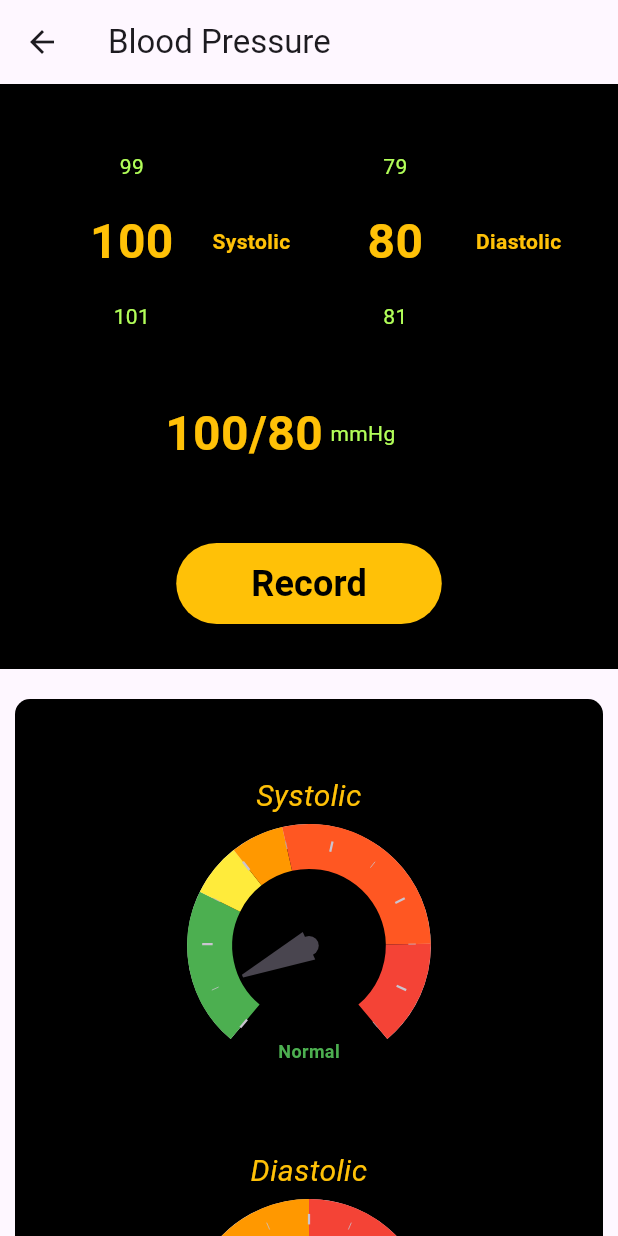
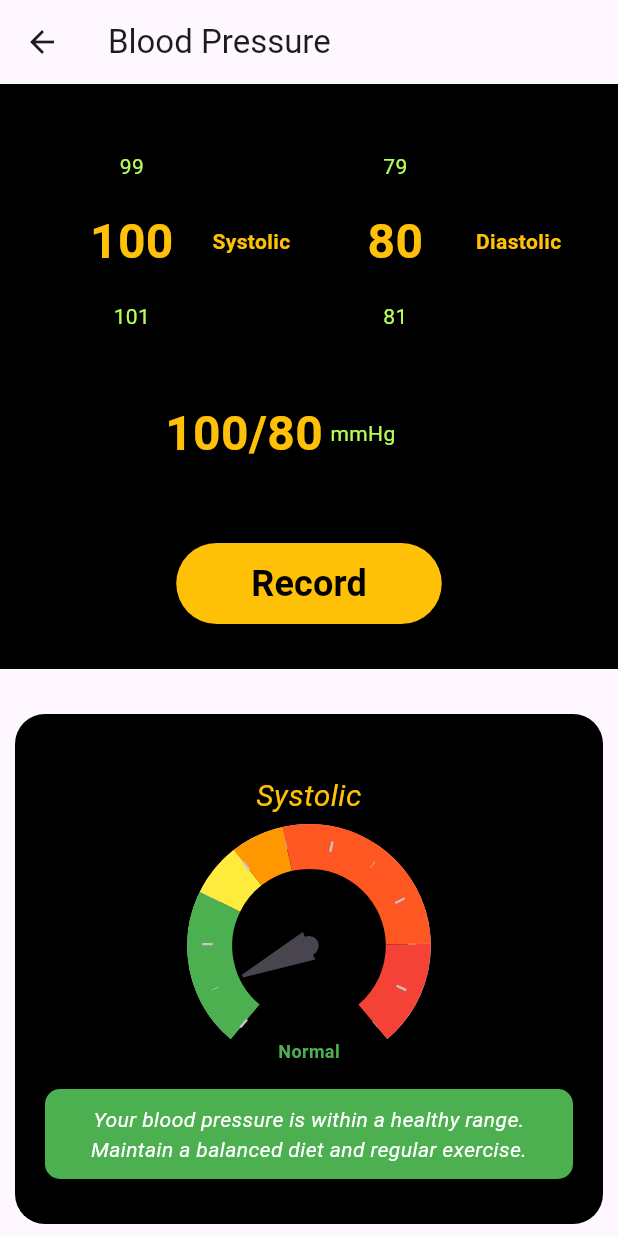
Before and after one commit to JEDIWONG/Flutter-Mobile-App-HealthMatrix, a Flutter app: the BloodPressure screen opened directly, on a phone screen of 412 x 824 dp. Run offline on Flutter 3.47's test engine with Material 3 defaults, Android fonts, the phone set to English and light mode, and no system bars; drawn by our look-alikes of numberpicker, syncfusion_flutter_gauges; our stand-ins replace pedometer, percent_indicator, permission_handler, smooth_page_indicator.

Commit message:
update and fixes

```diff
--- a/lib/screen/blood_pressure.dart
+++ b/lib/screen/blood_pressure.dart
@@ -8,14 +8,14 @@ class BloodPressure extends StatelessWidget {
   @override
   Widget build(BuildContext context) {
     return Scaffold(
-      appBar: AppBar(title: const Text("Blood Pressure"),),
+      appBar: AppBar(title: const Text("Blood Pressure")),
       body: const SingleChildScrollView(
         child: Column(
           children: [
             BpNumberWheel(),
           ],
         ),
-      )
+      ),
     );
   }
 }
@@ -46,10 +46,26 @@ class _BpNumberWheelState extends State<BpNumberWheel> {
     return "Hypertensive Crisis";
   }
 
+  String getSuggestion(String level) {
+    switch (level) {
+      case "Normal":
+        return "Your blood pressure is within a healthy range. Maintain a balanced diet and regular exercise.";
+      case "Elevated":
+        return "Your blood pressure is slightly elevated. Consider lifestyle adjustments to prevent hypertension.";
+      case "High (Hypertension Stage 1)":
+        return "Your blood pressure is high. Consult a healthcare provider for advice.";
+      case "High (Hypertension Stage 2)":
+        return "Your blood pressure is significantly high. Medical intervention may be required.";
+      case "Hypertensive Crisis":
+        return "Seek immediate medical attention!";
+      default:
+        return "";
+    }
+  }
+
   @override
   Widget build(BuildContext context) {
-    return Container(
-      child: Column(
+    return Column(
       children: [
         Container(
           padding: const EdgeInsets.symmetric(vertical: 30, horizontal: 10),
@@ -70,7 +86,7 @@ class _BpNumberWheelState extends State<BpNumberWheel> {
                     onChanged: (value) => setState(() => _currentSys = value),
                   ),
                   const Text(" Systolic", style: TextStyle(color: Colors.amber, fontWeight: FontWeight.bold, fontSize: 14)),
-                    SizedBox(width: 20),
+                  const SizedBox(width: 20),
                   NumberPicker(
                     textStyle: const TextStyle(color: Colors.lightGreenAccent),
                     selectedTextStyle: const TextStyle(color: Colors.amber, fontWeight: FontWeight.bold, fontSize: 32),
@@ -107,20 +123,13 @@ class _BpNumberWheelState extends State<BpNumberWheel> {
             ],
           ),
         ),
-          Container(
-            margin: const EdgeInsets.symmetric(vertical: 20, horizontal: 10),
-            decoration: const BoxDecoration(
-              borderRadius: BorderRadius.all(Radius.circular(10)),
-              color: Colors.black,
-            ),
-            child: Column(
-              children: [
+
          _buildGauge(
                 title: 'Systolic',
                 value: _currentSys.toDouble(),
                 minValue: 90,
                 maxValue: 200,
-                  ranges:  [
+                ranges: [
                   GaugeRange(startValue: 90, endValue: 120, color: Colors.green, startWidth: 30, endWidth: 30),
                   GaugeRange(startValue: 120, endValue: 130, color: Colors.yellow, startWidth: 30, endWidth: 30),
                   GaugeRange(startValue: 130, endValue: 140, color: Colors.orange, startWidth: 30, endWidth: 30),
@@ -128,24 +137,23 @@ class _BpNumberWheelState extends State<BpNumberWheel> {
                   GaugeRange(startValue: 180, endValue: 200, color: Colors.red, startWidth: 30, endWidth: 30),
                 ],
                 message: getSysMessage(),
+                suggestion: getSuggestion(getSysMessage()),
               ),
               _buildGauge(
                 title: 'Diastolic',
                 value: _currentDia.toDouble(),
                 minValue: 60,
                 maxValue: 120,
-                  ranges:  [
+                ranges: [
                   GaugeRange(startValue: 60, endValue: 80, color: Colors.green, startWidth: 30, endWidth: 30),
                   GaugeRange(startValue: 80, endValue: 90, color: Colors.orange, startWidth: 30, endWidth: 30),
                   GaugeRange(startValue: 90, endValue: 120, color: Colors.red, startWidth: 30, endWidth: 30),
                 ],
                 message: getDiaMessage(),
+                suggestion: getSuggestion(getDiaMessage()),
               ),
+
       ],
-            ),
-          ),
-        ],
-      ),
     );
   }
 
@@ -156,9 +164,22 @@ class _BpNumberWheelState extends State<BpNumberWheel> {
     required double maxValue,
     required List<GaugeRange> ranges,
     required String message,
+    required String suggestion,
   }) {
     return Container(
-      margin: const EdgeInsets.only(top: 50),
+      margin: const EdgeInsets.symmetric(vertical: 30,horizontal: 10),
+      padding: const EdgeInsets.symmetric(vertical: 30,horizontal: 20),
+      width: MediaQuery.sizeOf(context).width,
+      decoration: const BoxDecoration(
+        color: Colors.black,
+        borderRadius: BorderRadius.all(Radius.circular(20))
+      ),
+
+      child: Column(
+        children: [
+          Container(
+            margin: const EdgeInsets.symmetric(vertical: 10),
+
             height: 200,
             child: SfRadialGauge(
               title: GaugeTitle(
@@ -175,7 +196,7 @@ class _BpNumberWheelState extends State<BpNumberWheel> {
                   annotations: <GaugeAnnotation>[
                     GaugeAnnotation(
                       widget: Container(
-                  margin: EdgeInsets.only(top: 60),
+                        margin: const EdgeInsets.only(top: 60),
                         child: Text(
                           message,
                           style: TextStyle(
@@ -192,6 +213,22 @@ class _BpNumberWheelState extends State<BpNumberWheel> {
                 ),
               ],
             ),
+          ),
+
+          Container(
+            padding: const EdgeInsets.symmetric(vertical: 10,horizontal: 25),
+            decoration: const BoxDecoration(
+              color: Colors.green,
+              borderRadius: BorderRadius.all(Radius.circular(10)),
+            ),
+            child: Text(
+              suggestion,
+              style: const TextStyle(color: Colors.white, fontSize: 14, fontStyle: FontStyle.italic),
+              textAlign: TextAlign.center,
+            ),
+          )
+        ],
+      ),
     );
   }
 }
```
Also changed, not shown: lib/screen/heartbeat_rate.dart (+45 -49 lines), lib/screen/steps_taken.dart (+9 -3 lines), lib/screen/water_intake.dart (+27 -2 lines). Lines whose indentation alone changed are shown as unchanged.
